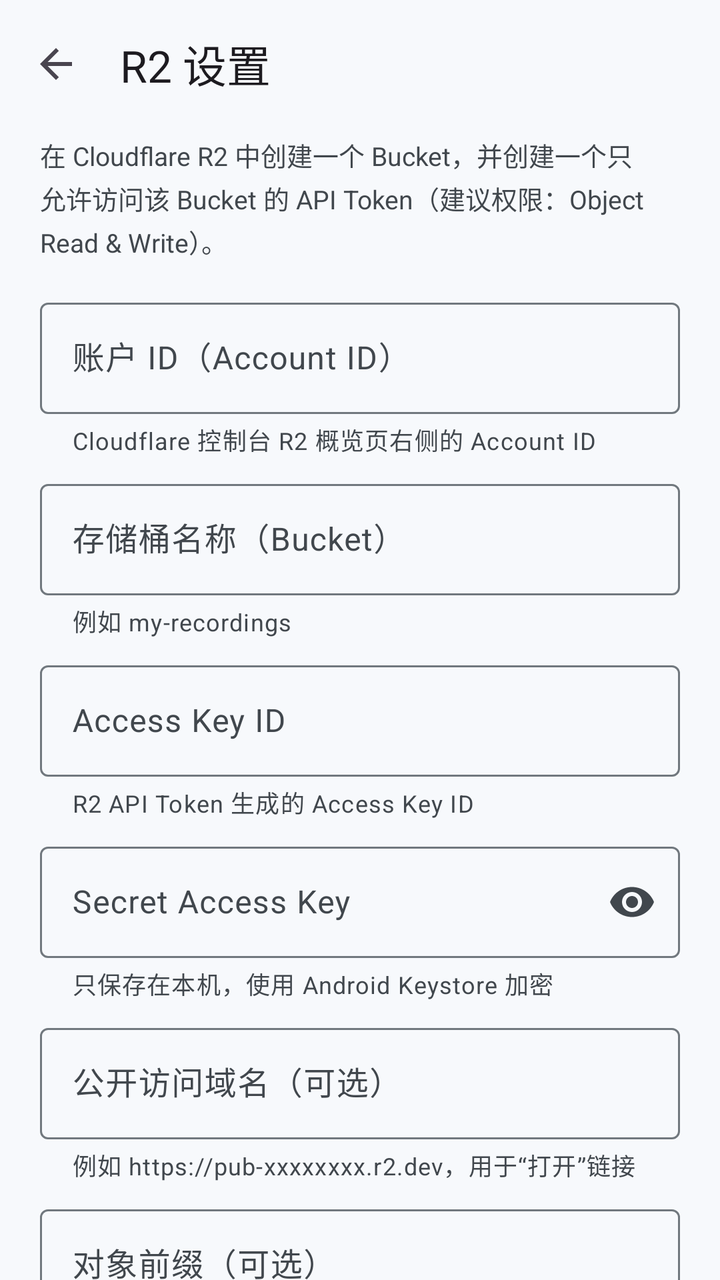
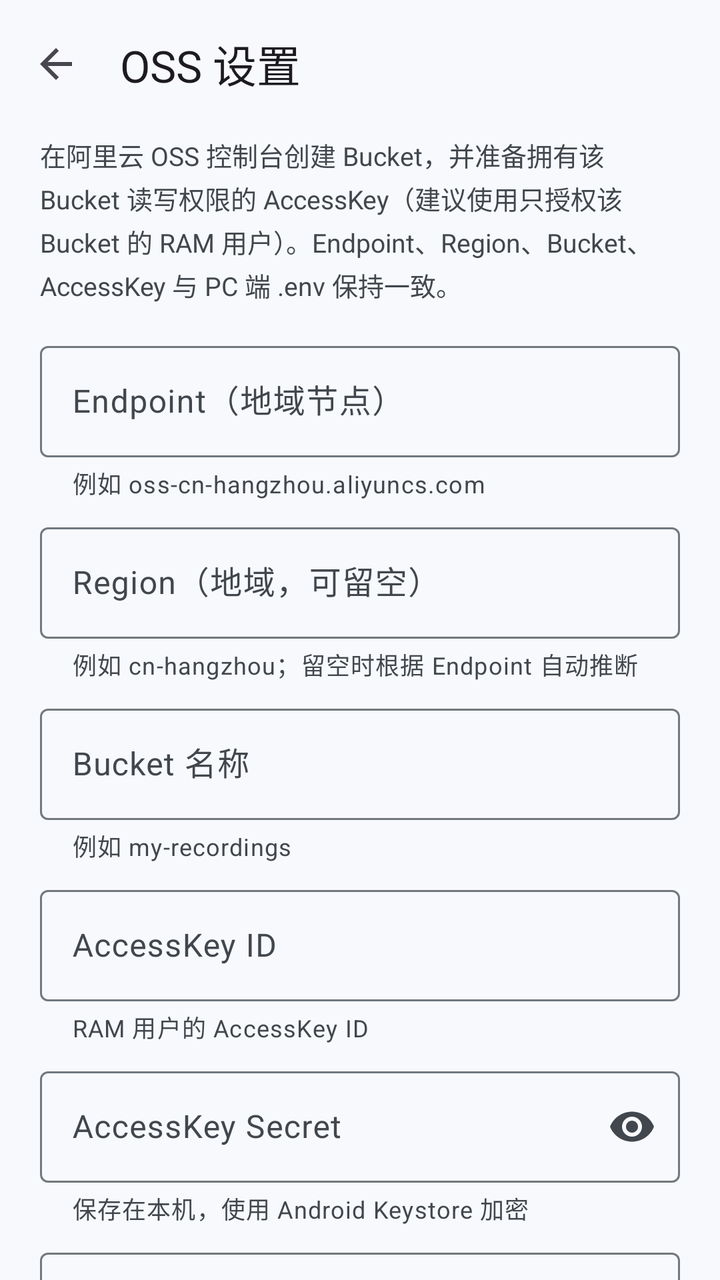

An Android layout rendered at two revisions. The XML below is the earlier revision; the diff shows what the commit changed to produce the second picture.
<!-- AndroidManifest.xml: application theme Theme.R2Recorder -->
<!-- res/layout/activity_settings.xml -->
<?xml version="1.0" encoding="utf-8"?>
<LinearLayout xmlns:android="http://schemas.android.com/apk/res/android"
    xmlns:app="http://schemas.android.com/apk/res-auto"
    xmlns:tools="http://schemas.android.com/tools"
    android:layout_width="match_parent"
    android:layout_height="match_parent"
    android:background="?attr/colorSurface"
    android:orientation="vertical"
    tools:context=".SettingsActivity">

    <com.google.android.material.appbar.MaterialToolbar
        android:id="@+id/toolbar"
        android:layout_width="match_parent"
        android:layout_height="?attr/actionBarSize"
        android:background="?attr/colorSurface"
        app:navigationIcon="@drawable/ic_arrow_back"
        app:title="@string/settings_title"
        app:titleTextAppearance="?attr/textAppearanceTitleLarge" />

    <androidx.core.widget.NestedScrollView
        android:layout_width="match_parent"
        android:layout_height="0dp"
        android:layout_weight="1"
        android:fillViewport="true">

        <LinearLayout
            android:layout_width="match_parent"
            android:layout_height="wrap_content"
            android:orientation="vertical"
            android:paddingStart="20dp"
            android:paddingTop="4dp"
            android:paddingEnd="20dp"
            android:paddingBottom="24dp">

            <TextView
                android:layout_width="match_parent"
                android:layout_height="wrap_content"
                android:lineSpacingExtra="3dp"
                android:text="@string/settings_intro"
                android:textColor="?attr/colorOnSurfaceVariant"
                android:textSize="13sp" />

            <com.google.android.material.textfield.TextInputLayout
                android:id="@+id/layoutAccountId"
                style="@style/Widget.Material3.TextInputLayout.OutlinedBox"
                android:layout_width="match_parent"
                android:layout_height="wrap_content"
                android:layout_marginTop="16dp"
                android:hint="@string/label_account_id"
                app:helperText="@string/hint_account_id">

                <com.google.android.material.textfield.TextInputEditText
                    android:id="@+id/etAccountId"
                    android:layout_width="match_parent"
                    android:layout_height="wrap_content"
                    android:inputType="textNoSuggestions"
                    android:maxLines="1" />
            </com.google.android.material.textfield.TextInputLayout>

            <com.google.android.material.textfield.TextInputLayout
                android:id="@+id/layoutBucket"
                style="@style/Widget.Material3.TextInputLayout.OutlinedBox"
                android:layout_width="match_parent"
                android:layout_height="wrap_content"
                android:layout_marginTop="8dp"
                android:hint="@string/label_bucket"
                app:helperText="@string/hint_bucket">

                <com.google.android.material.textfield.TextInputEditText
                    android:id="@+id/etBucket"
                    android:layout_width="match_parent"
                    android:layout_height="wrap_content"
                    android:inputType="textNoSuggestions"
                    android:maxLines="1" />
            </com.google.android.material.textfield.TextInputLayout>

            <com.google.android.material.textfield.TextInputLayout
                android:id="@+id/layoutAccessKey"
                style="@style/Widget.Material3.TextInputLayout.OutlinedBox"
                android:layout_width="match_parent"
                android:layout_height="wrap_content"
                android:layout_marginTop="8dp"
                android:hint="@string/label_access_key"
                app:helperText="@string/hint_access_key">

                <com.google.android.material.textfield.TextInputEditText
                    android:id="@+id/etAccessKey"
                    android:layout_width="match_parent"
                    android:layout_height="wrap_content"
                    android:inputType="textNoSuggestions|textVisiblePassword"
                    android:maxLines="1" />
            </com.google.android.material.textfield.TextInputLayout>

            <com.google.android.material.textfield.TextInputLayout
                android:id="@+id/layoutSecretKey"
                style="@style/Widget.Material3.TextInputLayout.OutlinedBox"
                android:layout_width="match_parent"
                android:layout_height="wrap_content"
                android:layout_marginTop="8dp"
                android:hint="@string/label_secret_key"
                app:endIconMode="password_toggle"
                app:helperText="@string/hint_secret_key">

                <com.google.android.material.textfield.TextInputEditText
                    android:id="@+id/etSecretKey"
                    android:layout_width="match_parent"
                    android:layout_height="wrap_content"
                    android:inputType="textPassword"
                    android:maxLines="1" />
            </com.google.android.material.textfield.TextInputLayout>

            <com.google.android.material.textfield.TextInputLayout
                android:id="@+id/layoutPublicUrl"
                style="@style/Widget.Material3.TextInputLayout.OutlinedBox"
                android:layout_width="match_parent"
                android:layout_height="wrap_content"
                android:layout_marginTop="8dp"
                android:hint="@string/label_public_url"
                app:helperText="@string/hint_public_url">

                <com.google.android.material.textfield.TextInputEditText
                    android:id="@+id/etPublicUrl"
                    android:layout_width="match_parent"
                    android:layout_height="wrap_content"
                    android:inputType="textUri"
                    android:maxLines="1" />
            </com.google.android.material.textfield.TextInputLayout>

            <com.google.android.material.textfield.TextInputLayout
                android:id="@+id/layoutPrefix"
                style="@style/Widget.Material3.TextInputLayout.OutlinedBox"
                android:layout_width="match_parent"
                android:layout_height="wrap_content"
                android:layout_marginTop="8dp"
                android:hint="@string/label_prefix"
                app:helperText="@string/hint_prefix">

                <com.google.android.material.textfield.TextInputEditText
                    android:id="@+id/etPrefix"
                    android:layout_width="match_parent"
                    android:layout_height="wrap_content"
                    android:inputType="textNoSuggestions"
                    android:maxLines="1" />
            </com.google.android.material.textfield.TextInputLayout>

            <com.google.android.material.card.MaterialCardView
                android:layout_width="match_parent"
                android:layout_height="wrap_content"
                android:layout_marginTop="16dp"
                app:cardBackgroundColor="?attr/colorSecondaryContainer"
                app:cardCornerRadius="16dp"
                app:cardElevation="0dp">

                <TextView
                    android:layout_width="match_parent"
                    android:layout_height="wrap_content"
                    android:lineSpacingExtra="2dp"
                    android:padding="14dp"
                    android:text="@string/settings_security_note"
                    android:textColor="?attr/colorOnSecondaryContainer"
                    android:textSize="12sp" />
            </com.google.android.material.card.MaterialCardView>

            <TextView
                android:layout_width="match_parent"
                android:layout_height="wrap_content"
                android:layout_marginTop="14dp"
                android:lineSpacingExtra="2dp"
                android:text="@string/settings_test_note"
                android:textColor="?attr/colorOnSurfaceVariant"
                android:textSize="12sp" />

            <com.google.android.material.progressindicator.LinearProgressIndicator
                android:id="@+id/progress"
                android:layout_width="match_parent"
                android:layout_height="wrap_content"
                android:layout_marginTop="12dp"
                android:indeterminate="true"
                android:visibility="gone"
                tools:visibility="visible" />

            <LinearLayout
                android:layout_width="match_parent"
                android:layout_height="wrap_content"
                android:layout_marginTop="16dp"
                android:orientation="horizontal">

                <com.google.android.material.button.MaterialButton
                    android:id="@+id/btnTest"
                    style="@style/Widget.Material3.Button.OutlinedButton"
                    android:layout_width="0dp"
                    android:layout_height="wrap_content"
                    android:layout_marginEnd="8dp"
                    android:layout_weight="1"
                    android:text="@string/settings_test" />

                <com.google.android.material.button.MaterialButton
                    android:id="@+id/btnSave"
                    android:layout_width="0dp"
                    android:layout_height="wrap_content"
                    android:layout_marginStart="8dp"
                    android:layout_weight="1"
                    android:text="@string/settings_save" />
            </LinearLayout>
        </LinearLayout>
    </androidx.core.widget.NestedScrollView>

</LinearLayout>
<!-- resources referenced by this layout -->
<resources>
  <!-- drawable ic_arrow_back (drawable) -->
  <?xml version="1.0" encoding="utf-8"?>
  <vector xmlns:android="http://schemas.android.com/apk/res/android"
      android:width="24dp"
      android:height="24dp"
      android:tint="?attr/colorControlNormal"
      android:viewportWidth="24"
      android:viewportHeight="24">
      <path
          android:fillColor="@android:color/white"
          android:pathData="M20,11H7.83l5.59,-5.59L12,4l-8,8l8,8l1.42,-1.41L7.83,13H20v-2z" />
  </vector>
  <string name="hint_access_key">R2 API Token 生成的 Access Key ID</string>
  <string name="hint_account_id">Cloudflare 控制台 R2 概览页右侧的 Account ID</string>
  <string name="hint_bucket">例如 my-recordings</string>
  <string name="hint_prefix">默认 recordings/</string>
  <string name="hint_public_url">例如 https://pub-xxxxxxxx.r2.dev，用于“打开”链接</string>
  <string name="hint_secret_key">只保存在本机，使用 Android Keystore 加密</string>
  <string name="label_access_key">Access Key ID</string>
  <string name="label_account_id">账户 ID（Account ID）</string>
  <string name="label_bucket">存储桶名称（Bucket）</string>
  <string name="label_prefix">对象前缀（可选）</string>
  <string name="label_public_url">公开访问域名（可选）</string>
  <string name="label_secret_key">Secret Access Key</string>
  <string name="settings_intro">在 Cloudflare R2 中创建一个 Bucket，并创建一个只允许访问该 Bucket 的 API Token（建议权限：Object Read &amp; Write）。</string>
  <string name="settings_save">保存</string>
  <string name="settings_security_note">安全提示：Access Key 和 Secret 会加密保存在本机，但应用本身仍能读取。请使用最小权限、仅限该 Bucket 的 Token。手机丢失或应用数据泄露时，请及时吊销 Token。</string>
  <string name="settings_test">测试连接</string>
  <string name="settings_test_note">测试连接会调用 ListObjects，需要 Token 具备读取权限。若只给了写入权限，可以跳过测试直接保存。</string>
  <string name="settings_title">R2 设置</string>
  <color name="md_theme_primary">#006493</color>
  <color name="md_theme_onPrimary">#FFFFFF</color>
  <color name="md_theme_primaryContainer">#C9E6FF</color>
  <color name="md_theme_onPrimaryContainer">#001E2F</color>
  <color name="md_theme_secondary">#4F616E</color>
  <color name="md_theme_onSecondary">#FFFFFF</color>
  <color name="md_theme_secondaryContainer">#D2E5F5</color>
  <color name="md_theme_onSecondaryContainer">#0B1D29</color>
  <color name="md_theme_surface">#F7F9FC</color>
  <color name="md_theme_onSurface">#191C1E</color>
  <color name="md_theme_surfaceVariant">#DDE3E9</color>
  <color name="md_theme_onSurfaceVariant">#41474D</color>
  <color name="md_theme_outline">#71787E</color>
  <color name="md_theme_error">#BA1A1A</color>
  <color name="md_theme_onError">#FFFFFF</color>
  <color name="md_theme_errorContainer">#FFDAD6</color>
  <color name="md_theme_onErrorContainer">#410002</color>
  <color name="status_bar_color">#006493</color>
  <!-- unchanged entries left out for length: 1 -->
</resources>

<!-- the commit's change to res/layout/activity_settings.xml (unified diff, before → after) -->
@@ -41,16 +41,33 @@
                 android:textSize="13sp" />
 
             <com.google.android.material.textfield.TextInputLayout
-                android:id="@+id/layoutAccountId"
+                android:id="@+id/layoutEndpoint"
                 style="@style/Widget.Material3.TextInputLayout.OutlinedBox"
                 android:layout_width="match_parent"
                 android:layout_height="wrap_content"
                 android:layout_marginTop="16dp"
-                android:hint="@string/label_account_id"
-                app:helperText="@string/hint_account_id">
-
-                <com.google.android.material.textfield.TextInputEditText
-                    android:id="@+id/etAccountId"
+                android:hint="@string/label_endpoint"
+                app:helperText="@string/hint_endpoint">
+
+                <com.google.android.material.textfield.TextInputEditText
+                    android:id="@+id/etEndpoint"
+                    android:layout_width="match_parent"
+                    android:layout_height="wrap_content"
+                    android:inputType="textNoSuggestions"
+                    android:maxLines="1" />
+            </com.google.android.material.textfield.TextInputLayout>
+
+            <com.google.android.material.textfield.TextInputLayout
+                android:id="@+id/layoutRegion"
+                style="@style/Widget.Material3.TextInputLayout.OutlinedBox"
+                android:layout_width="match_parent"
+                android:layout_height="wrap_content"
+                android:layout_marginTop="8dp"
+                android:hint="@string/label_region"
+                app:helperText="@string/hint_region">
+
+                <com.google.android.material.textfield.TextInputEditText
+                    android:id="@+id/etRegion"
                     android:layout_width="match_parent"
                     android:layout_height="wrap_content"
                     android:inputType="textNoSuggestions"
<!-- resource entries referenced after the edit -->
@@ -12,24 +12,26 @@
           android:fillColor="@android:color/white"
           android:pathData="M20,11H7.83l5.59,-5.59L12,4l-8,8l8,8l1.42,-1.41L7.83,13H20v-2z" />
   </vector>
-  <string name="hint_access_key">R2 API Token 生成的 Access Key ID</string>
-  <string name="hint_account_id">Cloudflare 控制台 R2 概览页右侧的 Account ID</string>
+  <string name="hint_access_key">RAM 用户的 AccessKey ID</string>
   <string name="hint_bucket">例如 my-recordings</string>
+  <string name="hint_endpoint">例如 oss-cn-hangzhou.aliyuncs.com</string>
   <string name="hint_prefix">默认 recordings/</string>
-  <string name="hint_public_url">例如 https://pub-xxxxxxxx.r2.dev，用于“打开”链接</string>
-  <string name="hint_secret_key">只保存在本机，使用 Android Keystore 加密</string>
-  <string name="label_access_key">Access Key ID</string>
-  <string name="label_account_id">账户 ID（Account ID）</string>
-  <string name="label_bucket">存储桶名称（Bucket）</string>
+  <string name="hint_public_url">例如 https://my-bucket.oss-cn-hangzhou.aliyuncs.com，用于“打开”链接</string>
+  <string name="hint_region">例如 cn-hangzhou；留空时根据 Endpoint 自动推断</string>
+  <string name="hint_secret_key">保存在本机，使用 Android Keystore 加密</string>
+  <string name="label_access_key">AccessKey ID</string>
+  <string name="label_bucket">Bucket 名称</string>
+  <string name="label_endpoint">Endpoint（地域节点）</string>
   <string name="label_prefix">对象前缀（可选）</string>
   <string name="label_public_url">公开访问域名（可选）</string>
-  <string name="label_secret_key">Secret Access Key</string>
-  <string name="settings_intro">在 Cloudflare R2 中创建一个 Bucket，并创建一个只允许访问该 Bucket 的 API Token（建议权限：Object Read &amp; Write）。</string>
+  <string name="label_region">Region（地域，可留空）</string>
+  <string name="label_secret_key">AccessKey Secret</string>
+  <string name="settings_intro">在阿里云 OSS 控制台创建 Bucket，并准备拥有该 Bucket 读写权限的 AccessKey（建议使用只授权该 Bucket 的 RAM 用户）。Endpoint、Region、Bucket、AccessKey 与 PC 端 .env 保持一致。</string>
   <string name="settings_save">保存</string>
-  <string name="settings_security_note">安全提示：Access Key 和 Secret 会加密保存在本机，但应用本身仍能读取。请使用最小权限、仅限该 Bucket 的 Token。手机丢失或应用数据泄露时，请及时吊销 Token。</string>
+  <string name="settings_security_note">安全提示：AccessKey ID 和 AccessKey Secret 会使用 Android Keystore 加密保存在本机，但应用本身仍能读取。请使用最小权限、仅限该 Bucket 的 AccessKey；手机丢失或泄露时请及时禁用或轮换。</string>
   <string name="settings_test">测试连接</string>
-  <string name="settings_test_note">测试连接会调用 ListObjects，需要 Token 具备读取权限。若只给了写入权限，可以跳过测试直接保存。</string>
-  <string name="settings_title">R2 设置</string>
+  <string name="settings_test_note">测试连接会调用 ListObjects，需要 AccessKey 具备读取权限。若只给了写入权限，可以跳过测试直接保存。</string>
+  <string name="settings_title">OSS 设置</string>
   <color name="md_theme_primary">#006493</color>
   <color name="md_theme_onPrimary">#FFFFFF</color>
   <color name="md_theme_primaryContainer">#C9E6FF</color>
